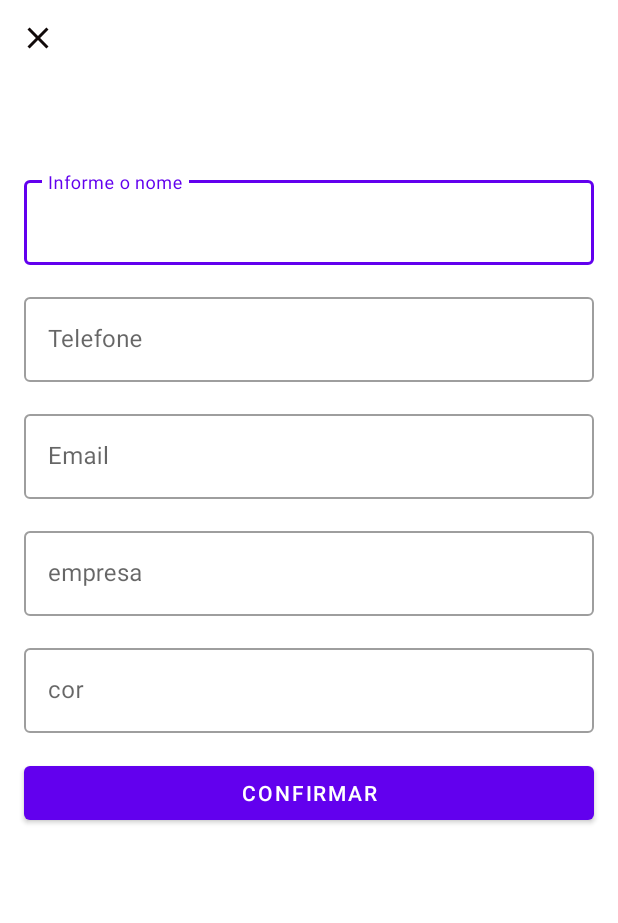
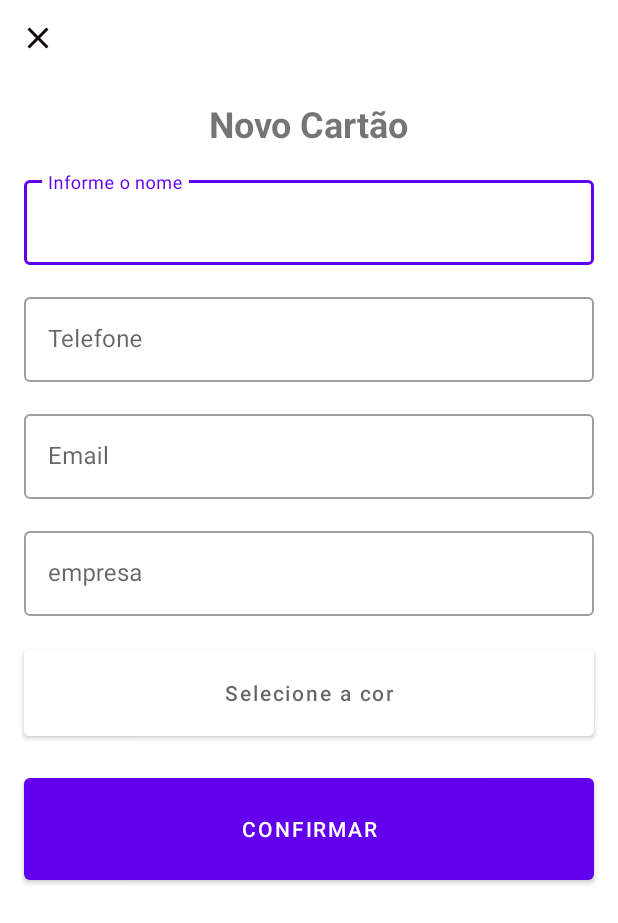
Before and after one commit to luizsfl/CartaoVisita, an Android app: the AddCardVisita screen opened directly, with no data from a screen before it, on a phone screen of 412 x 824 dp. Shown: the top 923 px of the screen. Run offline under Robolectric (Android 15) with nearby library versions, the phone set to English and light mode, and no system bars.

Commit message:
Ajuste para escolher as cores quanto vai adicionar um cartão

```diff
--- a/app/src/main/res/layout/activity_add_card_visita.xml
+++ b/app/src/main/res/layout/activity_add_card_visita.xml
@@ -25,7 +25,7 @@
         app:layout_constraintEnd_toEndOf="parent"
         app:layout_constraintStart_toStartOf="parent"
         app:layout_constraintTop_toBottomOf="@id/btn_close"
-        tools:text="@string/label_description_new_card" />
+        android:text="@string/label_description_new_card" />
 
     <com.google.android.material.textfield.TextInputLayout
         android:id="@+id/til_name"
@@ -112,36 +112,31 @@
 
     </com.google.android.material.textfield.TextInputLayout>
 
-    <com.google.android.material.textfield.TextInputLayout
-        android:id="@+id/til_cor"
-        style="@style/Widget.MaterialComponents.TextInputLayout.OutlinedBox"
+    <com.google.android.material.button.MaterialButton
+        android:id="@+id/bt_cor"
         android:layout_width="0dp"
-        android:layout_height="wrap_content"
+        android:layout_height="70dp"
+        android:padding="10dp"
         android:layout_margin="16dp"
         android:hint="@string/label_cor"
+        android:backgroundTint="@color/white"
         app:layout_constraintEnd_toEndOf="parent"
         app:layout_constraintStart_toStartOf="parent"
-        app:layout_constraintTop_toBottomOf="@id/til_empresa">
+        app:layout_constraintTop_toBottomOf="@id/til_empresa"
+        android:focusable="false"
+        >
 
-        <com.google.android.material.textfield.TextInputEditText
-            android:layout_width="match_parent"
-            android:layout_height="match_parent"
-            android:inputType="text">
-
-        </com.google.android.material.textfield.TextInputEditText>
-
-
-    </com.google.android.material.textfield.TextInputLayout>
+    </com.google.android.material.button.MaterialButton>
 
     <com.google.android.material.button.MaterialButton
         android:id="@+id/btn_confirme"
         android:layout_width="0dp"
-        android:layout_height="wrap_content"
+        android:layout_height="80dp"
         android:layout_margin="16dp"
         android:text="@string/label_confirmar"
         app:layout_constraintStart_toStartOf="parent"
         app:layout_constraintEnd_toEndOf="parent"
-        app:layout_constraintTop_toBottomOf="@id/til_cor"
+        app:layout_constraintTop_toBottomOf="@id/bt_cor"
             />
 
 </androidx.constraintlayout.widget.ConstraintLayout>
--- a/app/src/main/res/values/colors.xml
+++ b/app/src/main/res/values/colors.xml
@@ -7,4 +7,18 @@
     <color name="teal_700">#FF018786</color>
     <color name="black">#FF000000</color>
     <color name="white">#FFFFFFFF</color>
+
+    <string-array name="colors">
+        <item>#f44336</item>
+        <item>#e91e63</item>
+        <item>#9c27b0</item>
+        <item>#2196f3</item>
+        <item>#4caf50</item>
+        <item>#ffeb3b</item>
+        <item>#ff9800</item>
+        <item>#795548</item>
+        <item>#9e9e9e</item>
+        <item>#000000</item>
+    </string-array>
+
 </resources>
--- a/app/src/main/res/values/strings.xml
+++ b/app/src/main/res/values/strings.xml
@@ -5,7 +5,7 @@
     <string name="label_nome">Informe o nome</string>
     <string name="label_tel">Telefone</string>
     <string name="label_empresa">empresa</string>
-    <string name="label_cor">cor</string>
+    <string name="label_cor">Selecione a cor</string>
     <string name="label_email">Email</string>
     <string name="label_confirmar">Confirmar</string>
     <string name="label_add_visita_card">Adicionado</string>
```
Also changed, not shown: app/src/main/java/pedroluiz/projeto/cartaovisita/ui/AddCardVisita.kt (+66 -9 lines), app/src/main/java/pedroluiz/projeto/cartaovisita/ui/VisitaCardAdapter.kt (+5 -6 lines).
